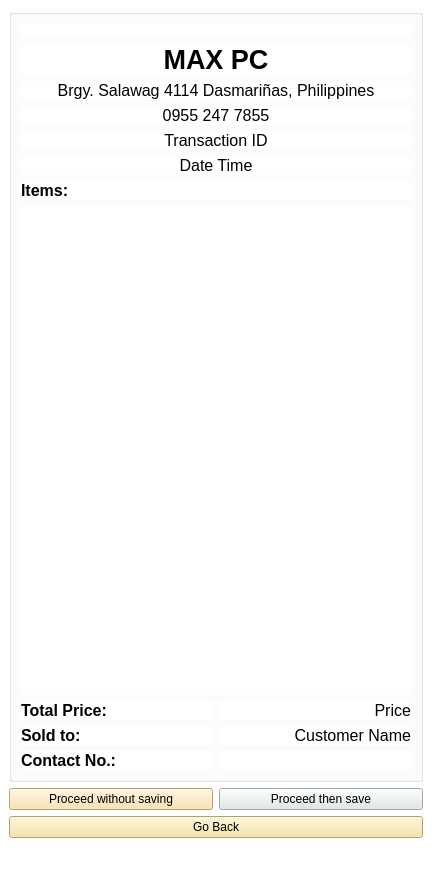
Qt form Receipt.ui (Aenan05/MAXPC) before a commit.
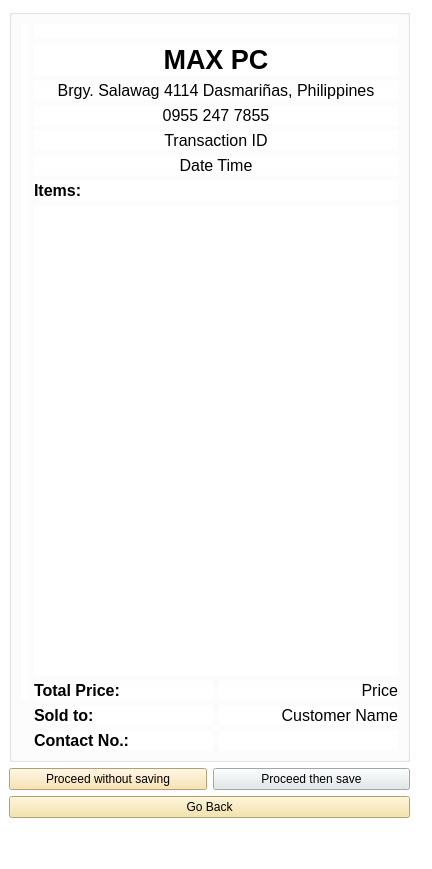
The same form after that commit. Icons and pictures are not drawn.

What changed in the file:
```diff
--- a/Receipt.ui
+++ b/Receipt.ui
@@ -30,79 +30,59 @@
   </property>
   <widget class="QWidget" name="centralwidget">
    <layout class="QGridLayout" name="gridLayout_2">
+    <item row="3" column="0">
+     <widget class="QPushButton" name="btnBack">
+      <property name="styleSheet">
+       <string notr="true">background-color:#f5e199;
+</string>
+      </property>
+      <property name="text">
+       <string>Go Back</string>
+      </property>
+      <property name="icon">
+       <iconset>
+        <normaloff>Icons/cancel.png</normaloff>Icons/cancel.png</iconset>
+      </property>
+     </widget>
+    </item>
+    <item row="2" column="0">
+     <layout class="QHBoxLayout" name="horizontalLayout_4">
+      <item>
+       <widget class="QPushButton" name="btnDontPrint">
+        <property name="styleSheet">
+         <string notr="true">background-color:#fade9f;
+</string>
+        </property>
+        <property name="text">
+         <string>Proceed without saving</string>
+        </property>
+        <property name="icon">
+         <iconset>
+          <normaloff>Icons/remove.png</normaloff>Icons/remove.png</iconset>
+        </property>
+       </widget>
+      </item>
+      <item>
+       <widget class="QPushButton" name="btnPrint">
+        <property name="styleSheet">
+         <string notr="true">
+background-color: #dfe9e8;</string>
+        </property>
+        <property name="text">
+         <string>Proceed then save</string>
+        </property>
+        <property name="icon">
+         <iconset>
+          <normaloff>Icons/save.png</normaloff>Icons/save.png</iconset>
+        </property>
+       </widget>
+      </item>
+     </layout>
+    </item>
     <item row="0" column="0">
      <widget class="QGroupBox" name="print_layout_2">
       <layout class="QGridLayout" name="print_layout">
-       <item row="1" column="0">
-        <layout class="QHBoxLayout" name="horizontalLayout_2">
-         <item>
-          <widget class="QLabel" name="label_7">
-           <property name="font">
-            <font>
-             <family>Arial</family>
-             <pointsize>12</pointsize>
-             <weight>75</weight>
-             <bold>true</bold>
-            </font>
-           </property>
-           <property name="text">
-            <string>Sold to:</string>
-           </property>
-          </widget>
-         </item>
-         <item>
-          <widget class="QLabel" name="txtName">
-           <property name="font">
-            <font>
-             <pointsize>12</pointsize>
-            </font>
-           </property>
-           <property name="text">
-            <string>Customer Name</string>
-           </property>
-           <property name="alignment">
-            <set>Qt::AlignRight|Qt::AlignTrailing|Qt::AlignVCenter</set>
-           </property>
-          </widget>
-         </item>
-        </layout>
-       </item>
-       <item row="2" column="0">
-        <layout class="QHBoxLayout" name="horizontalLayout_3">
-         <item>
-          <widget class="QLabel" name="label_9">
-           <property name="font">
-            <font>
-             <family>Arial</family>
-             <pointsize>12</pointsize>
-             <weight>75</weight>
-             <bold>true</bold>
-            </font>
-           </property>
-           <property name="text">
-            <string>Contact No.:</string>
-           </property>
-          </widget>
-         </item>
-         <item>
-          <widget class="QLabel" name="txtNum">
-           <property name="font">
-            <font>
-             <family>Arial</family>
-             <pointsize>12</pointsize>
-            </font>
-           </property>
-           <property name="text">
-            <string/>
-           </property>
-           <property name="alignment">
-            <set>Qt::AlignRight|Qt::AlignTrailing|Qt::AlignVCenter</set>
-           </property>
-          </widget>
-         </item>
-        </layout>
-       </item>
-       <item row="0" column="0">
+       <item row="0" column="1">
         <layout class="QVBoxLayout" name="verticalLayout">
          <item>
           <widget class="QLabel" name="label_6">
@@ -273,55 +253,96 @@
          </item>
         </layout>
        </item>
+       <item row="1" column="1">
+        <layout class="QHBoxLayout" name="horizontalLayout_2">
+         <item>
+          <widget class="QLabel" name="label_7">
+           <property name="font">
+            <font>
+             <family>Arial</family>
+             <pointsize>12</pointsize>
+             <weight>75</weight>
+             <bold>true</bold>
+            </font>
+           </property>
+           <property name="text">
+            <string>Sold to:</string>
+           </property>
+          </widget>
+         </item>
+         <item>
+          <widget class="QLabel" name="txtName">
+           <property name="font">
+            <font>
+             <pointsize>12</pointsize>
+            </font>
+           </property>
+           <property name="text">
+            <string>Customer Name</string>
+           </property>
+           <property name="alignment">
+            <set>Qt::AlignRight|Qt::AlignTrailing|Qt::AlignVCenter</set>
+           </property>
+          </widget>
+         </item>
+        </layout>
+       </item>
+       <item row="2" column="1">
+        <layout class="QHBoxLayout" name="horizontalLayout_3">
+         <item>
+          <widget class="QLabel" name="label_9">
+           <property name="font">
+            <font>
+             <family>Arial</family>
+             <pointsize>12</pointsize>
+             <weight>75</weight>
+             <bold>true</bold>
+            </font>
+           </property>
+           <property name="text">
+            <string>Contact No.:</string>
+           </property>
+          </widget>
+         </item>
+         <item>
+          <widget class="QLabel" name="txtNum">
+           <property name="font">
+            <font>
+             <family>Arial</family>
+             <pointsize>12</pointsize>
+            </font>
+           </property>
+           <property name="text">
+            <string/>
+           </property>
+           <property name="alignment">
+            <set>Qt::AlignRight|Qt::AlignTrailing|Qt::AlignVCenter</set>
+           </property>
+          </widget>
+         </item>
+        </layout>
+       </item>
+       <item row="0" column="0">
+        <widget class="QLabel" name="label_8">
+         <property name="text">
+          <string/>
+         </property>
+        </widget>
+       </item>
       </layout>
      </widget>
     </item>
-    <item row="2" column="0">
-     <layout class="QHBoxLayout" name="horizontalLayout_4">
-      <item>
-       <widget class="QPushButton" name="btnDontPrint">
-        <property name="styleSheet">
-         <string notr="true">background-color:#fade9f;
-</string>
-        </property>
-        <property name="text">
-         <string>Proceed without saving</string>
-        </property>
-        <property name="icon">
-         <iconset>
-          <normaloff>Icons/remove.png</normaloff>Icons/remove.png</iconset>
-        </property>
-       </widget>
-      </item>
-      <item>
-       <widget class="QPushButton" name="btnPrint">
-        <property name="styleSheet">
-         <string notr="true">
-background-color: #dfe9e8;</string>
-        </property>
-        <property name="text">
-         <string>Proceed then save</string>
-        </property>
-        <property name="icon">
-         <iconset>
-          <normaloff>Icons/save.png</normaloff>Icons/save.png</iconset>
-        </property>
-       </widget>
-      </item>
-     </layout>
+    <item row="0" column="1">
+     <widget class="QLabel" name="label_10">
+      <property name="text">
+       <string/>
+      </property>
+     </widget>
     </item>
-    <item row="3" column="0">
-     <widget class="QPushButton" name="btnBack">
-      <property name="styleSheet">
-       <string notr="true">background-color:#f5e199;
-</string>
-      </property>
+    <item row="4" column="0">
+     <widget class="QLabel" name="label_11">
       <property name="text">
-       <string>Go Back</string>
-      </property>
-      <property name="icon">
-       <iconset>
-        <normaloff>Icons/cancel.png</normaloff>Icons/cancel.png</iconset>
+       <string/>
       </property>
      </widget>
     </item>
```
